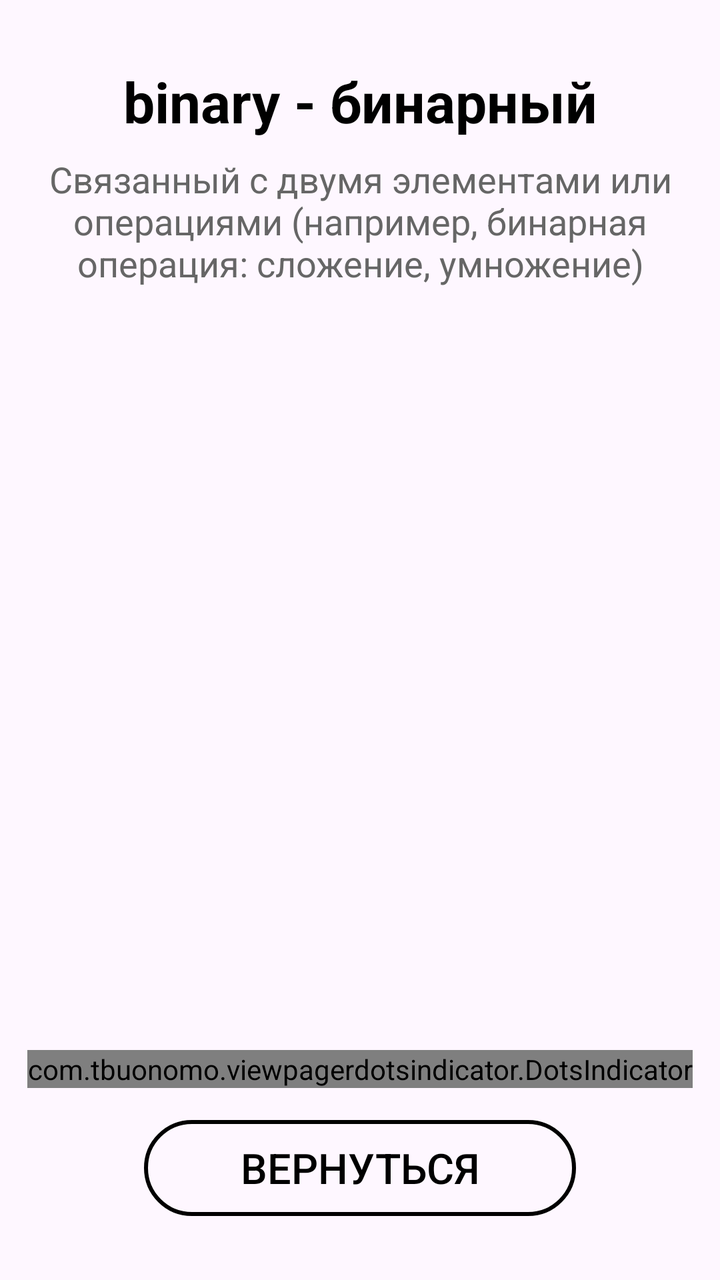
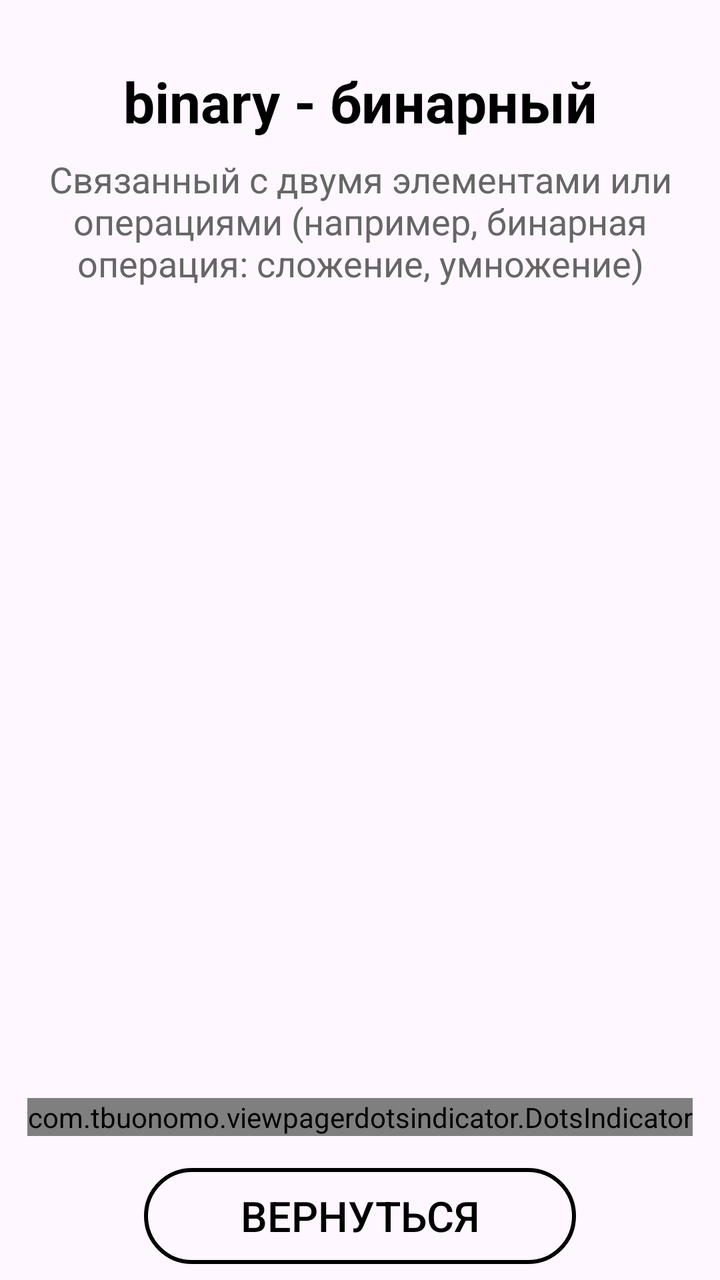

Before-and-after screenshots of an Android layout around one commit, followed by the original layout XML and the change that was made.
<!-- AndroidManifest.xml: application theme Theme.LL -->
<!-- res/layout/activity_term_detail.xml -->
<?xml version="1.0" encoding="utf-8"?>
<androidx.constraintlayout.widget.ConstraintLayout
    xmlns:android="http://schemas.android.com/apk/res/android"
    xmlns:app="http://schemas.android.com/apk/res-auto"
    xmlns:tools="http://schemas.android.com/tools"
    android:layout_width="match_parent"
    android:layout_height="match_parent"
>

    
    <TextView
        android:id="@+id/termText"
        android:layout_width="0dp"
        android:layout_height="wrap_content"
        android:layout_marginTop="32dp"
        android:ellipsize="end"
        android:gravity="center"
        android:maxLines="1"
        android:text="binary - бинарный"
        android:textColor="#000000"
        android:textSize="28sp"
        android:textStyle="bold"
        app:layout_constraintEnd_toEndOf="parent"
        app:layout_constraintStart_toStartOf="parent"
        app:layout_constraintTop_toTopOf="parent" />

    
    <TextView
        android:id="@+id/definitionText"
        android:layout_width="0dp"
        android:layout_height="wrap_content"
        android:layout_marginTop="8dp"
        android:ellipsize="end"
        android:gravity="center"
        android:maxLines="3"
        android:text="Связанный с двумя элементами или операциями (например, бинарная операция: сложение, умножение)"
        android:textColor="#666666"
        android:textSize="18sp"
        app:layout_constraintEnd_toEndOf="parent"
        app:layout_constraintStart_toStartOf="parent"
        app:layout_constraintTop_toBottomOf="@id/termText" />

    <androidx.viewpager2.widget.ViewPager2
        android:id="@+id/cardsViewPager"
        android:layout_width="0dp"
        android:layout_height="0dp"
        android:layout_margin="8dp"
        android:layout_marginTop="8dp"
        android:clipToPadding="false"
        app:layout_constraintBottom_toTopOf="@+id/dotsIndicator"
        app:layout_constraintEnd_toEndOf="parent"
        app:layout_constraintStart_toStartOf="parent"
        app:layout_constraintTop_toBottomOf="@id/definitionText" />

    <com.tbuonomo.viewpagerdotsindicator.DotsIndicator
        android:id="@+id/dotsIndicator"
        android:layout_width="wrap_content"
        android:layout_height="wrap_content"
        android:layout_marginBottom="16dp"
        app:dotsColor="#999999"
        app:dotsCornerRadius="4dp"
        app:dotsSize="8dp"
        app:dotsSpacing="4dp"
        app:dotsWidthFactor="2.5"
        app:layout_constraintBottom_toTopOf="@+id/btn_from_term_actvt_to_mainmenu"
        app:layout_constraintEnd_toEndOf="parent"
        app:layout_constraintStart_toStartOf="parent"
        app:selectedDotColor="#e6b855" />

    <android.widget.Button
        android:id="@+id/btn_from_term_actvt_to_mainmenu"
        android:layout_width="0dp"
        android:layout_height="wrap_content"
        android:layout_marginBottom="32dp"
        android:background="@drawable/button_outline_selector"
        android:text="вернуться"
        android:textColor="@color/black"
        android:textSize="21sp"
        app:layout_constraintBottom_toBottomOf="parent"
        app:layout_constraintEnd_toEndOf="parent"
        app:layout_constraintStart_toStartOf="parent"
        app:layout_constraintWidth_percent="0.6" />

</androidx.constraintlayout.widget.ConstraintLayout>
<!-- resources referenced by this layout -->
<resources>
  <color name="black">#FF000000</color>
  <!-- drawable button_outline_selector (drawable) -->
  <?xml version="1.0" encoding="utf-8"?>
  <selector xmlns:android="http://schemas.android.com/apk/res/android">
      
      <item android:state_pressed="true" android:drawable="@drawable/button_outline_pressed" />
  
      
      <item android:drawable="@drawable/button_outline" />
  </selector>
  <style name="Theme.LL" parent="Theme.Material3.Light.NoActionBar">
          <item name="android:statusBarColor">@color/black</item>
          <item name="android:windowLightStatusBar">false</item>
  
      </style>
  <!-- drawable button_outline_pressed (drawable) -->
  <?xml version="1.0" encoding="utf-8"?>
  <shape xmlns:android="http://schemas.android.com/apk/res/android"
      android:shape="rectangle">
      <solid android:color="#08000000" />
      <stroke
          android:width="2dp"
          android:color="#000000" />
      <corners android:radius="32dp" />
  
  </shape>
  <!-- drawable button_outline (drawable) -->
  <?xml version="1.0" encoding="utf-8"?>
  <shape xmlns:android="http://schemas.android.com/apk/res/android"
      android:shape="rectangle">
  
      <solid android:color="@android:color/transparent" />
  
      <stroke
          android:width="2dp"
          android:color="@color/black" />
  
      <corners android:radius="32dp" />
  
  
  </shape>
</resources>

<!-- the commit's change to res/layout/activity_term_detail.xml (unified diff, before → after) -->
@@ -71,7 +71,7 @@
         android:id="@+id/btn_from_term_actvt_to_mainmenu"
         android:layout_width="0dp"
         android:layout_height="wrap_content"
-        android:layout_marginBottom="32dp"
+        android:layout_marginBottom="8dp"
         android:background="@drawable/button_outline_selector"
         android:text="вернуться"
         android:textColor="@color/black"
